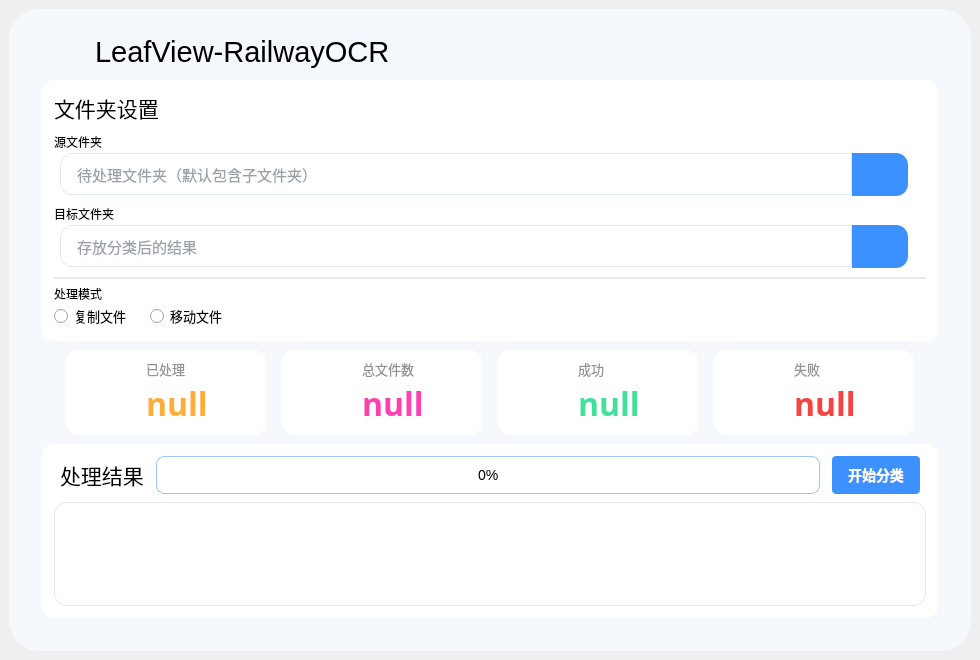
First picture: the form in Ui_MainWindow.ui, repository YangShengzhou03/RailwayOCR, before the edit.
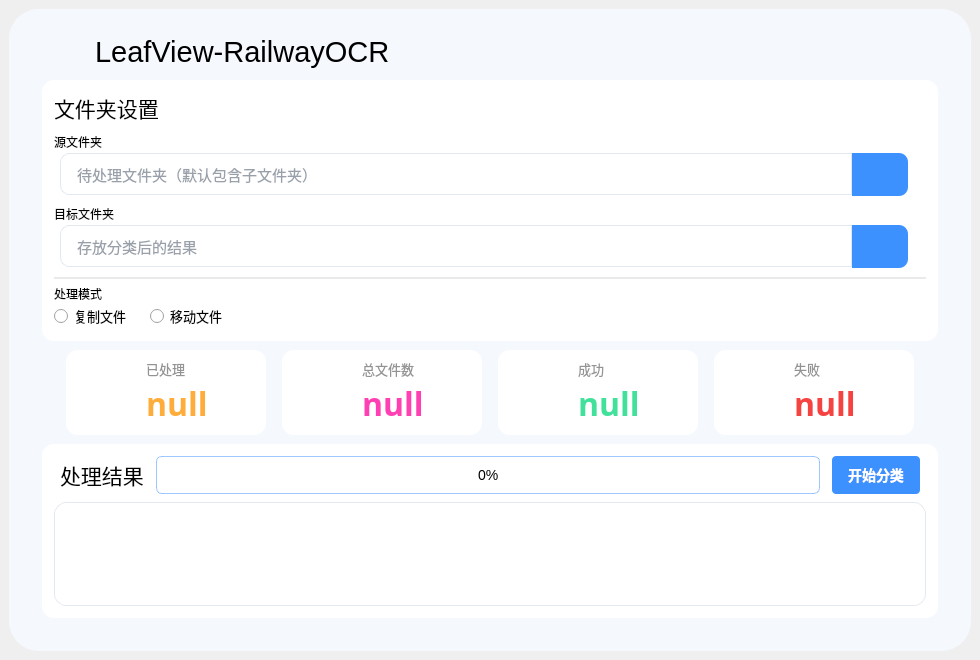
Second picture: the form after the edit. Icons and pictures are not drawn.

What changed in the file:
```diff
--- a/Ui_MainWindow.ui
+++ b/Ui_MainWindow.ui
@@ -492,9 +492,9 @@
                       <property name="styleSheet">
                        <string notr="true">QLineEdit {
     border: 1px solid #e2e8f0;
-    border-top-left-radius: 12px;
+    border-top-left-radius: 9px;
     border-top-right-radius: 0px;
-    border-bottom-left-radius: 12px;
+    border-bottom-left-radius: 9px;
     border-bottom-right-radius: 0px;
     padding: 10px 14px;
     background: #ffffff;
@@ -577,9 +577,9 @@
     background-color: rgb(60, 145, 255);
     color: white;
     border-top-left-radius: 0px;
-    border-top-right-radius: 12px;
+    border-top-right-radius: 9px;
     border-bottom-left-radius: 0px;
-    border-bottom-right-radius: 12px;
+    border-bottom-right-radius: 9px;
     padding: 8px 16px;
     font-size: 14px;
     font-weight: 500;
@@ -645,9 +645,9 @@
                       <property name="styleSheet">
                        <string notr="true">QLineEdit {
     border: 1px solid #e2e8f0;
-    border-top-left-radius: 12px;
+    border-top-left-radius: 9px;
     border-top-right-radius: 0px;
-    border-bottom-left-radius: 12px;
+    border-bottom-left-radius: 9px;
     border-bottom-right-radius: 0px;
     padding: 10px 14px;
     background: #ffffff;
@@ -730,9 +730,9 @@
     background-color: rgb(60, 145, 255);
     color: white;
     border-top-left-radius: 0px;
-    border-top-right-radius: 12px;
+    border-top-right-radius: 9px;
     border-bottom-left-radius: 0px;
-    border-bottom-right-radius: 12px;
+    border-bottom-right-radius: 9px;
     padding: 8px 16px;
     font-size: 14px;
     font-weight: 500;
@@ -1285,7 +1285,7 @@
                       <property name="styleSheet">
                        <string notr="true">QProgressBar {
     border: 1px solid rgba(60, 145, 255, 0.5); 
-    border-radius: 8px;
+    border-radius: 6px;
     background-color: #ffffff;
     text-align: center;
     font-size: 14px;
```
